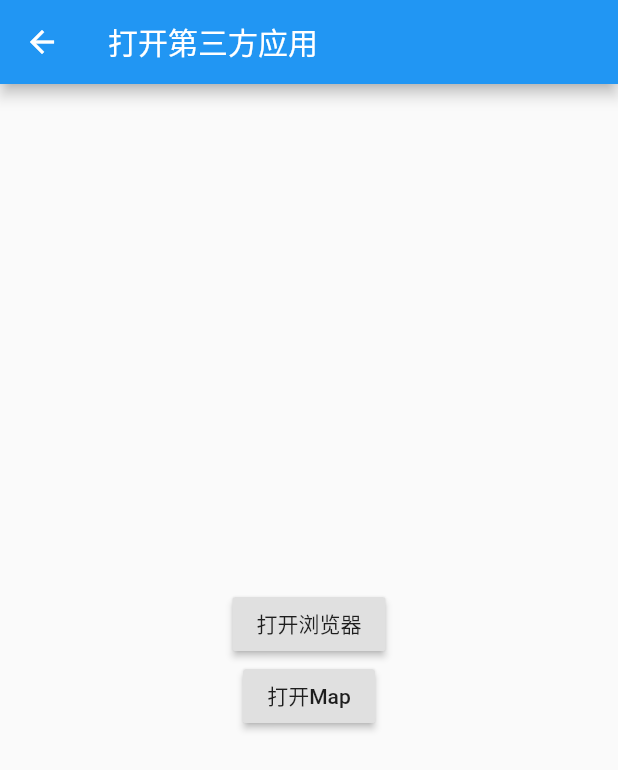
After one commit to helloming86/flutter_demo, a Flutter app: the LaunchPage screen opened by its route, after a tap on "打开Map", on a phone screen of 412 x 824 dp. The commit adds this screen. Shown: the top 770 px of the screen. Run offline on Flutter 3.47's test engine with Material 2 defaults, Android fonts, the phone set to English and light mode, and no system bars; missing offline and left inert: flutter_color_plugin.

Commit message:
[feat]打开第三方应用

```diff
--- /dev/null
+++ b/lib/demo/launch_page.dart
@@ -0,0 +1,65 @@
+import 'package:flutter/cupertino.dart';
+import 'package:flutter/material.dart';
+import 'package:url_launcher/url_launcher.dart';
+
+class LaunchPage extends StatefulWidget {
+  @override
+  _LaunchPageState createState() => _LaunchPageState();
+}
+
+class _LaunchPageState extends State<LaunchPage> {
+  @override
+  Widget build(BuildContext context) {
+    return Scaffold(
+      appBar: AppBar(
+        title: Text("打开第三方应用"),
+        leading: GestureDetector(
+          onTap: () {
+            Navigator.pop(context);
+          },
+          child: Icon(Icons.arrow_back),
+        ),
+      ),
+      body: Center(
+        child: Column(
+          mainAxisAlignment: MainAxisAlignment.center,
+          children: <Widget>[
+            RaisedButton(
+              onPressed: () => _launchURL(),
+              child: Text("打开浏览器"),
+            ),
+            RaisedButton(
+              onPressed: () => _openMap(),
+              child: Text("打开Map"),
+            )
+          ],
+        ),
+      ),
+    );
+  }
+
+  _launchURL() async {
+    const url = "https://baidu.com";
+    if (await canLaunch(url)) {
+      await launch(url);
+    } else {
+      throw "can not launch $url";
+    }
+  }
+
+  _openMap() async {
+    // Android
+    const url = "geo:52.32,4.917"; // app开发者 提供的 schema
+    if (await canLaunch(url)) {
+      await launch(url);
+    } else {
+      // ios
+      const url = "http://maps.apple.com/?ll=52.32,4.917";
+      if (await canLaunch(url)) {
+        await launch(url);
+      } else {
+        throw "can not launch $url";
+      }
+    }
+  }
+}
--- a/lib/demo/res_page.dart
+++ b/lib/demo/res_page.dart
@@ -1,6 +1,5 @@
 import 'package:flutter/cupertino.dart';
 import 'package:flutter/material.dart';
-import 'package:flutter_color_plugin/flutter_color_plugin.dart';
 
 class ResPage extends StatefulWidget {
   @override
--- a/lib/main.dart
+++ b/lib/main.dart
@@ -1,6 +1,7 @@
 import 'package:flutter/material.dart';
 import 'package:flutter_demo/demo/flutter_layout_page.dart';
 import 'package:flutter_demo/demo/gesture_page.dart';
+import 'package:flutter_demo/demo/launch_page.dart';
 import 'package:flutter_demo/demo/less_group_page.dart';
 import 'package:flutter_demo/demo/plugin_use.dart';
 import 'package:flutter_demo/demo/res_page.dart';
@@ -30,6 +31,7 @@ class MyApp extends StatelessWidget {
         "layout": (BuildContext context) => FlutterLayoutPage(),
         "gesture": (BuildContext context) => GesturePage(),
         "res": (BuildContext context) => ResPage(),
+        "launch": (BuildContext context) => LaunchPage(),
       },
     );
   }
@@ -61,6 +63,7 @@ class _RouteNavigatorState extends State<RouteNavigator> {
           _item("如何使用Flutter插件和包", PluginUsePage(), "plugin"),
           _item("检测手势及点击处理", GesturePage(), "gesture"),
           _item("Flutter导入使用资源文件", ResPage(), "res"),
+          _item("打开第三方应用", LaunchPage(), "launch"),
         ],
       ),
     );
--- a/pubspec.yaml
+++ b/pubspec.yaml
@@ -24,6 +24,7 @@ dependencies:
   # Use with the CupertinoIcons class for iOS style icons.
   cupertino_icons: ^0.1.2
   flutter_color_plugin: ^0.0.2
+  url_launcher: ^5.4.5
 
 dev_dependencies:
   flutter_test:
```
Also changed, not shown: pubspec.lock, 6 other files.
